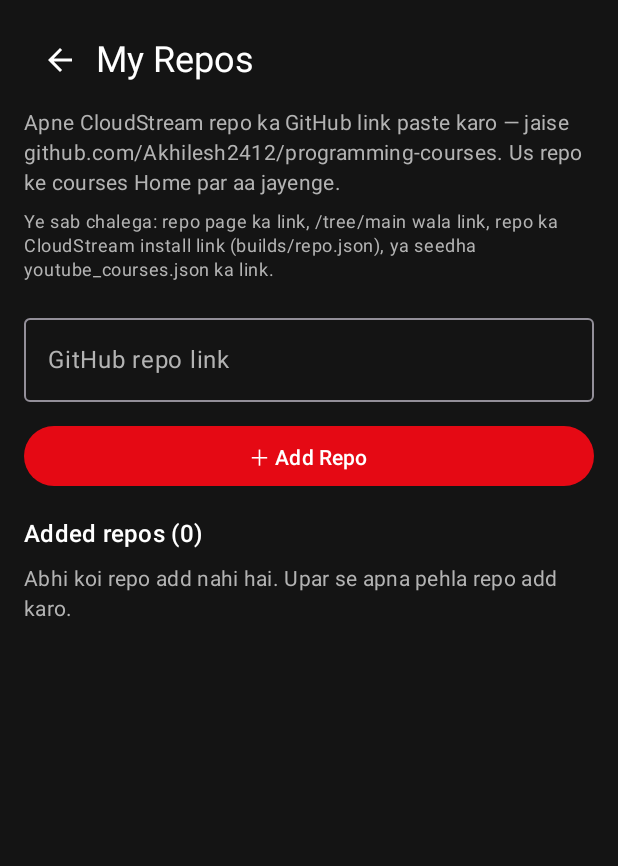
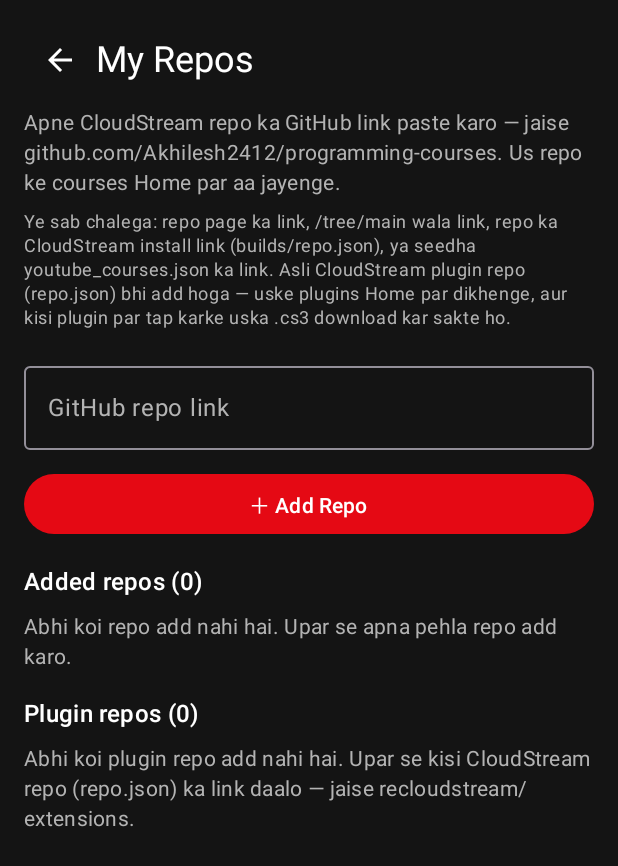
Before and after one commit to akhilesh2412/akhilflix, an Android app built with Jetpack Compose: the screen it shows after launch (MainActivity), after a tap on "＋ Add Repo", on a phone screen of 412 x 824 dp. Shown: the top 866 px of the screen. Run offline under Robolectric (Android 15) with nearby library versions, the phone set to English and light mode, and no system bars; network calls fail; pictures from the network do not load.

Commit message:
Add CloudStream plugin repos (repo.json): browse plugins, download .cs3
Updated text to provide more detailed information about plugin repos and added a message for when no plugin repos are present.

```diff
--- a/plugin/src/main/java/com/akhilflix/app/ui/screens/ReposScreen.kt
+++ b/plugin/src/main/java/com/akhilflix/app/ui/screens/ReposScreen.kt
@@ -62,7 +62,7 @@ fun ReposScreen(
         )
         Spacer(Modifier.height(8.dp))
         Text(
-            text = "Ye sab chalega: repo page ka link, /tree/main wala link, repo ka CloudStream install link (builds/repo.json), ya seedha youtube_courses.json ka link.",
+            text = "Ye sab chalega: repo page ka link, /tree/main wala link, repo ka CloudStream install link (builds/repo.json), ya seedha youtube_courses.json ka link. Asli CloudStream plugin repo (repo.json) bhi add hoga — uske plugins Home par dikhenge, aur kisi plugin par tap karke uska .cs3 download kar sakte ho.",
             style = MaterialTheme.typography.bodySmall,
             color = MaterialTheme.colorScheme.onSurfaceVariant
         )
@@ -127,5 +127,41 @@ fun ReposScreen(
                 }
             }
         }
+        Spacer(Modifier.height(16.dp))
+        Text(
+            text = "Plugin repos (${state.pluginRepos.size})",
+            style = MaterialTheme.typography.titleMedium
+        )
+        Spacer(Modifier.height(8.dp))
+        if (state.pluginRepos.isEmpty()) {
+            Text(
+                text = "Abhi koi plugin repo add nahi hai. Upar se kisi CloudStream repo (repo.json) ka link daalo — jaise recloudstream/extensions.",
+                style = MaterialTheme.typography.bodyMedium,
+                color = MaterialTheme.colorScheme.onSurfaceVariant
+            )
+        }
+        LazyColumn(verticalArrangement = Arrangement.spacedBy(8.dp)) {
+            items(state.pluginRepos) { pluginRepo ->
+                Row(
+                    verticalAlignment = Alignment.CenterVertically,
+                    modifier = Modifier.fillMaxWidth()
+                ) {
+                    Column(Modifier.weight(1f)) {
+                        Text(
+                            text = pluginRepo.repo.name,
+                            style = MaterialTheme.typography.titleMedium
+                        )
+                        Text(
+                            text = "${pluginRepo.plugins.size} plugins",
+                            style = MaterialTheme.typography.bodySmall,
+                            color = MaterialTheme.colorScheme.onSurfaceVariant
+                        )
+                    }
+                    IconButton(onClick = { viewModel.removePluginRepo(pluginRepo.repo.id) }) {
+                        Icon(Icons.Filled.Delete, "Remove ${pluginRepo.repo.name}")
+                    }
+                }
+            }
+        }
     }
 }
```
